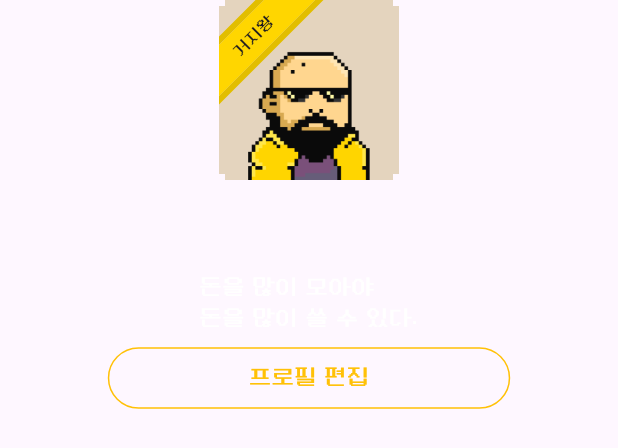
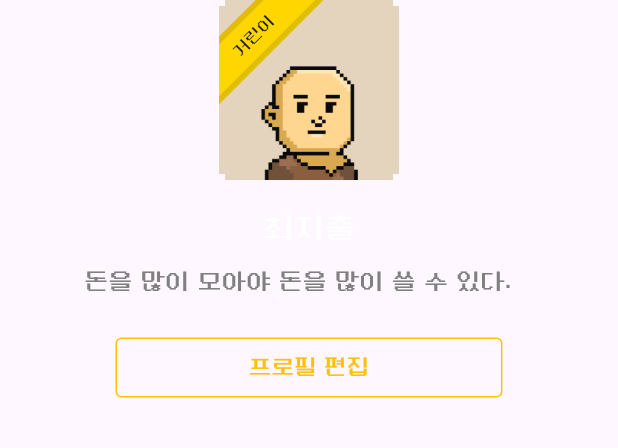
Before and after one commit to Poorlex/FE_poorlex, a Flutter app: the MyPageProfile widget shown alone on an empty page, opened directly, on a phone screen of 412 x 824 dp. Shown: the top 448 px of the screen. Run offline on Flutter 3.47's test engine with Material 3 defaults, Android fonts, the phone set to English and light mode, and no system bars; our stand-ins replace carousel_slider, flutter_svg, get, image_picker, sign_in_with_apple; missing offline and left inert: kakao_flutter_sdk; network calls fail.

Commit message:
마이페이지 퍼블리싱 진행중

```diff
--- a/lib/Widget/MyPageWidget/mypage_profile.dart
+++ b/lib/Widget/MyPageWidget/mypage_profile.dart
@@ -16,70 +16,50 @@ class MyPageProfile extends StatelessWidget {
         Center(
           child: Column(
             children: [
-              LevelProfile(level: 5),
-              const SizedBox(
-                height: 18,
-              ),
-              SizedBox(
+              LevelProfile(level: 1),
+              SizedBox(height: 18),
+              Container(
                 width: 300,
-                // height: 80,
-                child: Column(
-                  children: [
-                    GetX<UserController>(
-                      init: UserController(),
-                      builder: (_) => Text(
-                        Get.find<UserController>().userInfo().userName,
-                        style: const TextStyle(
-                          color: Colors.white,
-                          fontSize: 20,
-                        ),
+                child:
+                  Column(
+                    children: [
+                      Row(
+                        mainAxisAlignment: MainAxisAlignment.center,
+                        children: [
+                          Text('최지출', style: TextStyle(color: Colors.white, fontSize: 20))
+                        ],
                       ),
-                    ),
-                    const SizedBox(
-                      height: 14,
-                    ),
-                    const SizedBox(
-                      width: 250,
-                      // 폰트 사이즈 15 일 때 , height 가 29면 픽셀안에 걸려서 39로 수정합니다.
-                      // height: 40,
-                      child: Column(
-                        mainAxisAlignment: MainAxisAlignment.start,
+                      SizedBox(height: 10),
+                      Row(
                         children: [
-                          Text(
-                            '돈을 많이 모아야 \n돈을 많이 쓸 수 있다.',
-                            textAlign: TextAlign.justify,
-                            style: TextStyle(
-                              color: Colors.white,
-                              fontSize: 15,
-                            ),
+                          Text('돈을 많이 모아야 돈을 많이 쓸 수 있다.', textAlign: TextAlign.center, style: TextStyle(color: Color(0xff808080), fontSize: 16),
                           ),
                         ],
-                      ),
-                    ),
-                  ],
-                ),
+                      )
+                    ],
+                  )
               ),
-              const SizedBox(
-                height: 0,
-              ),
+              SizedBox(height: 16),
               Padding(
                 padding: const EdgeInsets.symmetric(vertical: 5),
-                child: OutlinedButton(
-                  style: OutlinedButton.styleFrom(
-                    side: const BorderSide(width: 1.0, color: Colors.amber),
-                  ),
-                  onPressed: () {},
-                  child: const Padding(
-                    padding: EdgeInsets.symmetric(
-                      horizontal: 70,
-                      vertical: 10,
+                child:
+                  OutlinedButton(
+                    style: OutlinedButton.styleFrom(
+                      shape: RoundedRectangleBorder(borderRadius: BorderRadius.circular(4.0)),
+                      side: BorderSide(width: 1.0, color: Colors.amber),
                     ),
-                    child: Text(
-                      '프로필 편집',
-                      style: TextStyle(color: Colors.amber, fontSize: 15),
+                    child: Container(
+                      width: 210, height: 30,
+                      child:
+                          Row(
+                            mainAxisAlignment: MainAxisAlignment.center,
+                            children: [
+                              Text('프로필 편집', style: TextStyle(color: Colors.amber, fontSize: 15)),
+                            ],
+                          )
                     ),
-                  ),
-                ),
+                    onPressed: () {},
+                  )
               )
             ],
           ),
```
